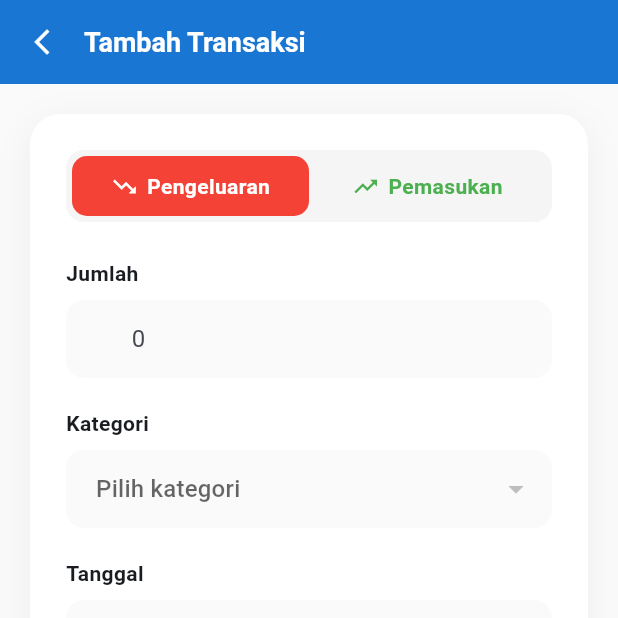
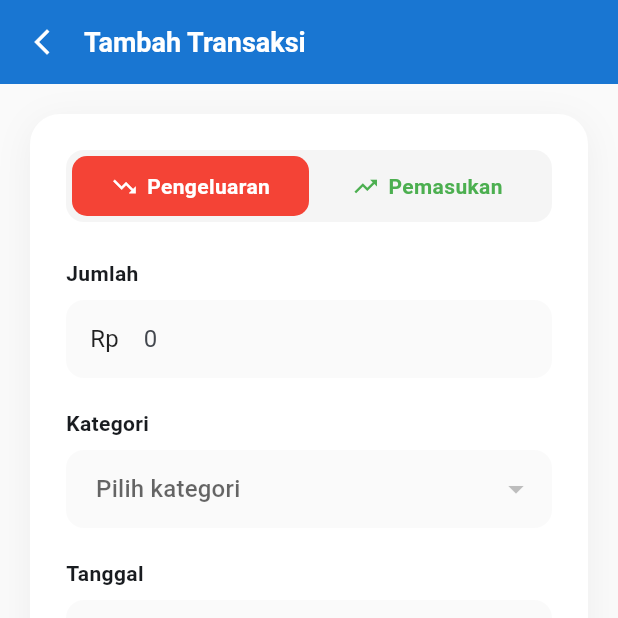
Before and after one commit to Rafiq-Septiawan/Project-Flutter-FINANCE-TRACKER, a Flutter app: the AddTransactionScreen screen opened directly, on a phone screen of 412 x 824 dp, the top half of it. Run offline on Flutter 3.47's test engine with Material 3 defaults, Android fonts, the phone set to English and light mode, and no system bars; our stand-ins replace shared_preferences, smooth_page_indicator; accounts and stored records are empty; network calls fail.

Commit message:
update tampilan

```diff
--- /dev/null
+++ b/devtools_options.yaml
@@ -0,0 +1,3 @@
+description: This file stores settings for Dart & Flutter DevTools.
+documentation: https://docs.flutter.dev/tools/devtools/extensions#configure-extension-enablement-states
+extensions:
--- a/lib/screens/auth/login_screen.dart
+++ b/lib/screens/auth/login_screen.dart
@@ -254,9 +254,7 @@ class _LoginScreenState extends State<LoginScreen> {
                                 );
                               },
                             ),
-
                             const SizedBox(height: 20),
-
                             Row(
                               mainAxisAlignment: MainAxisAlignment.center,
                               children: [
@@ -275,7 +273,9 @@ class _LoginScreenState extends State<LoginScreen> {
                                     );
                                   },
                                   style: TextButton.styleFrom(
-                                    padding: const EdgeInsets.symmetric(horizontal: 4),
+                                    padding: EdgeInsets.zero,
+                                    minimumSize: const Size(0, 0),
+                                    tapTargetSize: MaterialTapTargetSize.shrinkWrap,
                                   ),
                                   child: Text(
                                     'Daftar',
--- a/lib/screens/home/home_screen.dart
+++ b/lib/screens/home/home_screen.dart
@@ -470,7 +470,7 @@ class _HomeScreenState extends State<HomeScreen> {
                     const SizedBox(height: 2),
                     Text(
                       t.description!,
-                      style: TextStyle(color: Colors.grey[500], fontSize: 12, fontStyle: FontStyle.italic),
+                      style: TextStyle(color: Colors.grey[600], fontSize: 12),
                       maxLines: 1,
                       overflow: TextOverflow.ellipsis,
                     ),
--- a/lib/screens/transactions/add_transaction_screen.dart
+++ b/lib/screens/transactions/add_transaction_screen.dart
@@ -335,8 +335,19 @@ class _AddTransactionScreenState extends State<AddTransactionScreen> {
                   keyboardType: TextInputType.number,
                   style: const TextStyle(fontSize: 16),
                   decoration: InputDecoration(
-                    prefixText: 'Rp ',
-                    prefixStyle: const TextStyle(fontSize: 16, color: Colors.black87),
+                    prefixIcon: const Padding(
+                      padding: EdgeInsets.only(left: 16, right: 8),
+                      child: Row(
+                        mainAxisSize: MainAxisSize.min,
+                        children: [
+                          Text(
+                            'Rp ',
+                            style: TextStyle(fontSize: 16, color: Colors.black87),
+                          ),
+                        ],
+                      ),
+                    ),
+                    prefixIconConstraints: const BoxConstraints(minWidth: 0, minHeight: 0),
                     hintText: '0',
                     filled: true,
                     fillColor: Colors.grey[50],
@@ -344,7 +355,7 @@ class _AddTransactionScreenState extends State<AddTransactionScreen> {
                       borderRadius: BorderRadius.circular(12),
                       borderSide: BorderSide.none,
                     ),
-                    contentPadding: const EdgeInsets.symmetric(horizontal: 16, vertical: 14),
+                    contentPadding: const EdgeInsets.symmetric(horizontal: 0, vertical: 14),
                   ),
                   inputFormatters: [
                     FilteringTextInputFormatter.digitsOnly,
--- a/lib/screens/transactions/transaction_list_screen.dart
+++ b/lib/screens/transactions/transaction_list_screen.dart
@@ -426,7 +426,6 @@ class _TransactionListScreenState extends State<TransactionListScreen> {
                                                       style: TextStyle(
                                                         fontSize: 13,
                                                         color: Colors.grey[700],
-                                                        fontStyle: FontStyle.italic,
                                                       ),
                                                       maxLines: 1,
                                                       overflow: TextOverflow.ellipsis,
@@ -436,7 +435,6 @@ class _TransactionListScreenState extends State<TransactionListScreen> {
                                                       style: TextStyle(
                                                         fontSize: 13,
                                                         color: Colors.grey[700],
-                                                        fontStyle: FontStyle.italic,
                                                       ),
                                                     ),
                                                   ),
```
Also changed, not shown: lib/screens/budgets/budget_screen.dart (+15 -3 lines).
